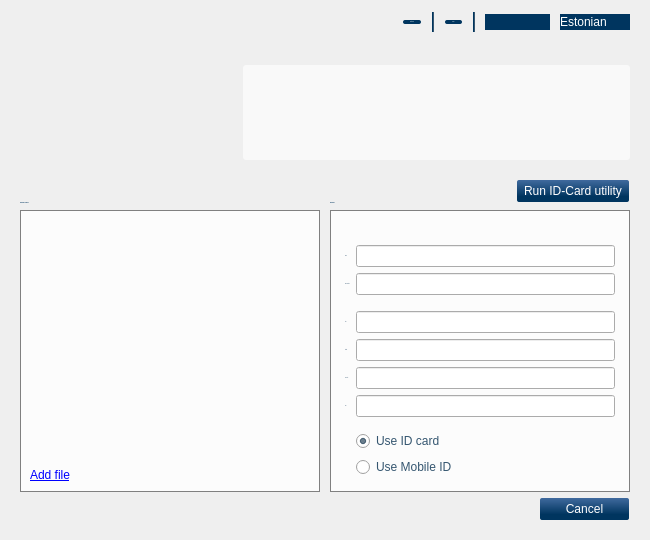
Before: the Qt Designer form qdigidocclient/trunk/src/ui/MainWindow.ui in tixsys/esteid, drawn with Qt 5.
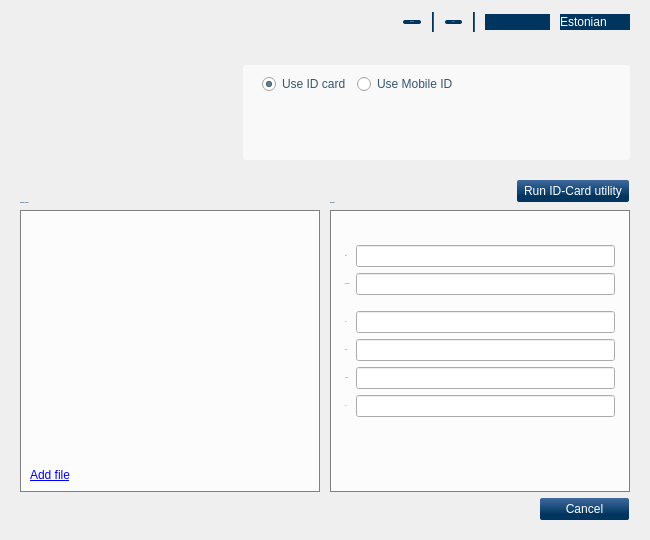
After: the same form once the commit is applied. The open tabs and pages were chosen to show the change. Icons and pictures are not drawn. Custom widgets are drawn as their Qt base class.

Commit message: qdigidocclient: move sign methon selection buttons top

What changed in the file:
```diff
--- a/qdigidocclient/trunk/src/ui/MainWindow.ui
+++ b/qdigidocclient/trunk/src/ui/MainWindow.ui
@@ -108,7 +108,7 @@
 min-width: 0px;
 }
 
-#info
+#infoFrame
 {
 background-color: rgba( 255, 255, 255, 153 );
 border-radius: 3px;
@@ -313,7 +313,7 @@
          </spacer>
         </item>
         <item>
-         <widget class="QLabel" name="info">
+         <widget class="QFrame" name="infoFrame">
           <property name="minimumSize">
            <size>
             <width>387</width>
@@ -326,15 +326,58 @@
             <height>95</height>
            </size>
           </property>
-          <property name="font">
-           <font>
-            <family>Arial, Liberation Sans</family>
-            <pointsize>-1</pointsize>
-            <weight>75</weight>
-            <italic>false</italic>
-            <bold>true</bold>
-           </font>
-          </property>
+          <layout class="QGridLayout" name="gridLayout">
+           <item row="0" column="0">
+            <layout class="QHBoxLayout" name="infoSignLayout">
+             <item>
+              <widget class="QRadioButton" name="infoSignCard">
+               <property name="text">
+                <string>Use ID card</string>
+               </property>
+               <property name="checked">
+                <bool>true</bool>
+               </property>
+              </widget>
+             </item>
+             <item>
+              <widget class="QRadioButton" name="infoSignMobile">
+               <property name="text">
+                <string>Use Mobile ID</string>
+               </property>
+              </widget>
+             </item>
+             <item>
+              <spacer name="infoSignSpacer">
+               <property name="orientation">
+                <enum>Qt::Horizontal</enum>
+               </property>
+               <property name="sizeHint" stdset="0">
+                <size>
+                 <width>0</width>
+                 <height>0</height>
+                </size>
+               </property>
+              </spacer>
+             </item>
+            </layout>
+           </item>
+           <item row="0" column="1" rowspan="2">
+            <widget class="QLabel" name="infoLogo"/>
+           </item>
+           <item row="1" column="0">
+            <widget class="QLabel" name="info">
+             <property name="font">
+              <font>
+               <family>Arial, Liberation Sans</family>
+               <pointsize>-1</pointsize>
+               <weight>50</weight>
+               <italic>false</italic>
+               <bold>false</bold>
+              </font>
+             </property>
+            </widget>
+           </item>
+          </layout>
          </widget>
         </item>
        </layout>
@@ -754,23 +797,6 @@
                </property>
               </spacer>
              </item>
-             <item row="10" column="1">
-              <widget class="QRadioButton" name="signMobile">
-               <property name="text">
-                <string>Use Mobile ID</string>
-               </property>
-              </widget>
-             </item>
-             <item row="9" column="1">
-              <widget class="QRadioButton" name="signCard">
-               <property name="text">
-                <string>Use ID card</string>
-               </property>
-               <property name="checked">
-                <bool>true</bool>
-               </property>
-              </widget>
-             </item>
              <item row="0" column="0" colspan="2">
               <widget class="QLabel" name="signSigner">
                <property name="styleSheet">
```
Left out of the diff: 4 changed lines with no effect on the pictures. The commit also changes 4 other files.
